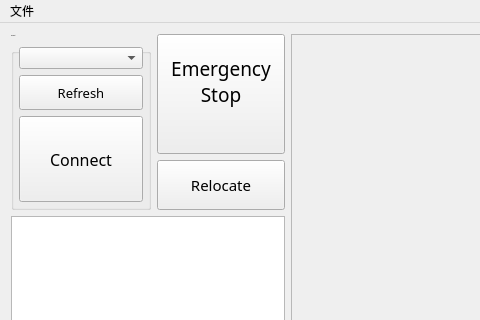
Old version of the form SimpleActionPlayer/mainwindow.ui in the repository SimonLeeCHN/RailTranser-Studio; both pictures show x 0 to 480 and y 0 to 320 of the 1044 by 600 pixel window.
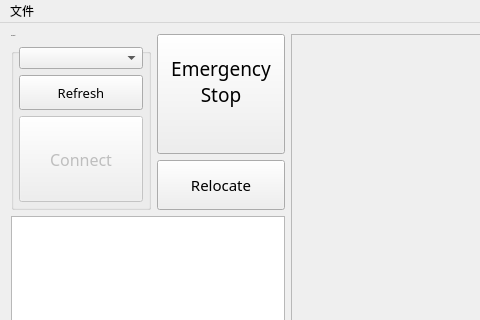
New version of the form. Icons and pictures are not drawn. Custom widgets are drawn as their Qt base class.

Commit message: 未打开工程文件前无法连接串口

Patch:
```diff
--- a/SimpleActionPlayer/mainwindow.ui
+++ b/SimpleActionPlayer/mainwindow.ui
@@ -1169,6 +1169,9 @@
            </item>
            <item>
             <widget class="QPushButton" name="BTN_Option">
+             <property name="enabled">
+              <bool>false</bool>
+             </property>
              <property name="sizePolicy">
               <sizepolicy hsizetype="Preferred" vsizetype="Minimum">
                <horstretch>0</horstretch>
```
The commit also changes 1 other file.
